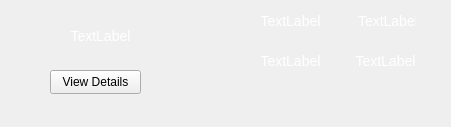
ValldemarXorin/Labs-2-cours, file source/interface/MovieCard.ui: the form before one commit.
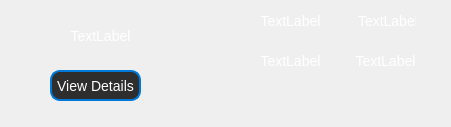
The form after the commit.

```diff
--- a/source/interface/MovieCard.ui
+++ b/source/interface/MovieCard.ui
@@ -169,9 +169,28 @@
      <x>50</x>
      <y>70</y>
      <width>91</width>
-     <height>24</height>
+     <height>31</height>
     </rect>
    </property>
+   <property name="styleSheet">
+    <string notr="true">QPushButton {
+    background-color: #2E2E2E; /* Темный фон */
+    color: #FFFFFF; /* Белый текст */
+    border: 2px solid #0078d7; /* Цвет границы */
+    border-radius: 10px; /* Закругленные углы */
+    padding: 5px; /* Отступы */
+    font-size: 14px; /* Размер шрифта */
+}
+
+QPushButton:hover {
+    background-color: #1E1E1E; /* Цвет фона при наведении */
+}
+
+QPushButton:pressed {
+    background-color: #0078d7; /* Цвет фона при нажатии */
+    color: #FFFFFF; /* Белый текст при нажатии */
+}</string>
+   </property>
    <property name="text">
     <string>View Details</string>
    </property>
```
